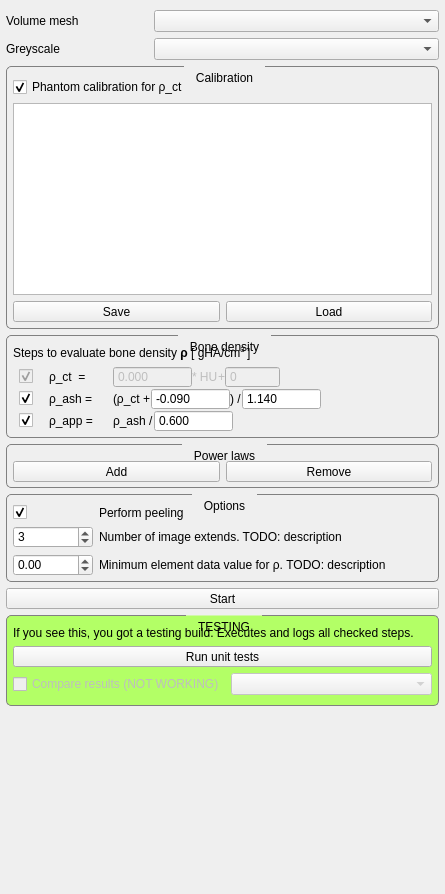
This is Plugins/ch.zhaw.materialmapping/src/internal/MaterialMappingViewControls.ui in araex/mitk-gem as Qt 5 draws it before an edit. The edited form follows.
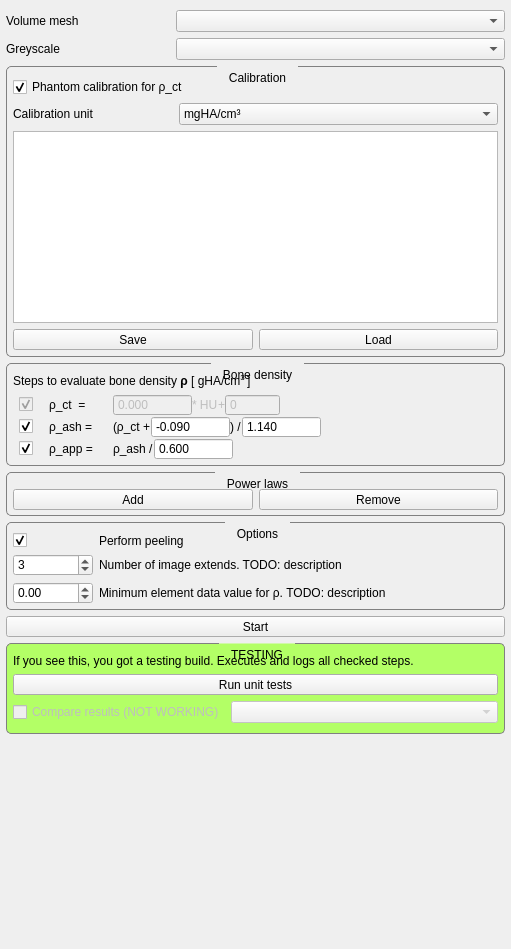
This is the edited form. Custom widgets are drawn as their Qt base class.

Commit message: added combo box for unit selection

```diff
--- a/Plugins/ch.zhaw.materialmapping/src/internal/MaterialMappingViewControls.ui
+++ b/Plugins/ch.zhaw.materialmapping/src/internal/MaterialMappingViewControls.ui
@@ -6,8 +6,8 @@
    <rect>
     <x>0</x>
     <y>0</y>
-    <width>445</width>
-    <height>894</height>
+    <width>511</width>
+    <height>949</height>
    </rect>
   </property>
   <property name="minimumSize">
@@ -204,6 +204,54 @@
            <property name="bottomMargin">
             <number>0</number>
            </property>
+           <item>
+            <widget class="QWidget" name="meshSelector_2" native="true">
+             <property name="toolTip">
+              <string>&lt;html&gt;&lt;head/&gt;&lt;body&gt;&lt;p&gt;Select the image to be segmented&lt;/p&gt;&lt;/body&gt;&lt;/html&gt;</string>
+             </property>
+             <layout class="QHBoxLayout" name="horizontalLayout_18" stretch="1,2">
+              <property name="leftMargin">
+               <number>0</number>
+              </property>
+              <property name="topMargin">
+               <number>0</number>
+              </property>
+              <property name="rightMargin">
+               <number>0</number>
+              </property>
+              <property name="bottomMargin">
+               <number>0</number>
+              </property>
+              <item>
+               <widget class="QLabel" name="label_16">
+                <property name="text">
+                 <string>Calibration unit</string>
+                </property>
+               </widget>
+              </item>
+              <item>
+               <widget class="QmitkDataStorageComboBox" name="unitSelectionComboBox">
+                <property name="sizePolicy">
+                 <sizepolicy hsizetype="Minimum" vsizetype="Fixed">
+                  <horstretch>0</horstretch>
+                  <verstretch>0</verstretch>
+                 </sizepolicy>
+                </property>
+                <item>
+                 <property name="text">
+                  <string>mgHA/cm³</string>
+                 </property>
+                </item>
+                <item>
+                 <property name="text">
+                  <string>gHA/cm³</string>
+                 </property>
+                </item>
+               </widget>
+              </item>
+             </layout>
+            </widget>
+           </item>
            <item>
             <widget class="QTableView" name="calibrationTableView">
              <property name="sizePolicy">
```
